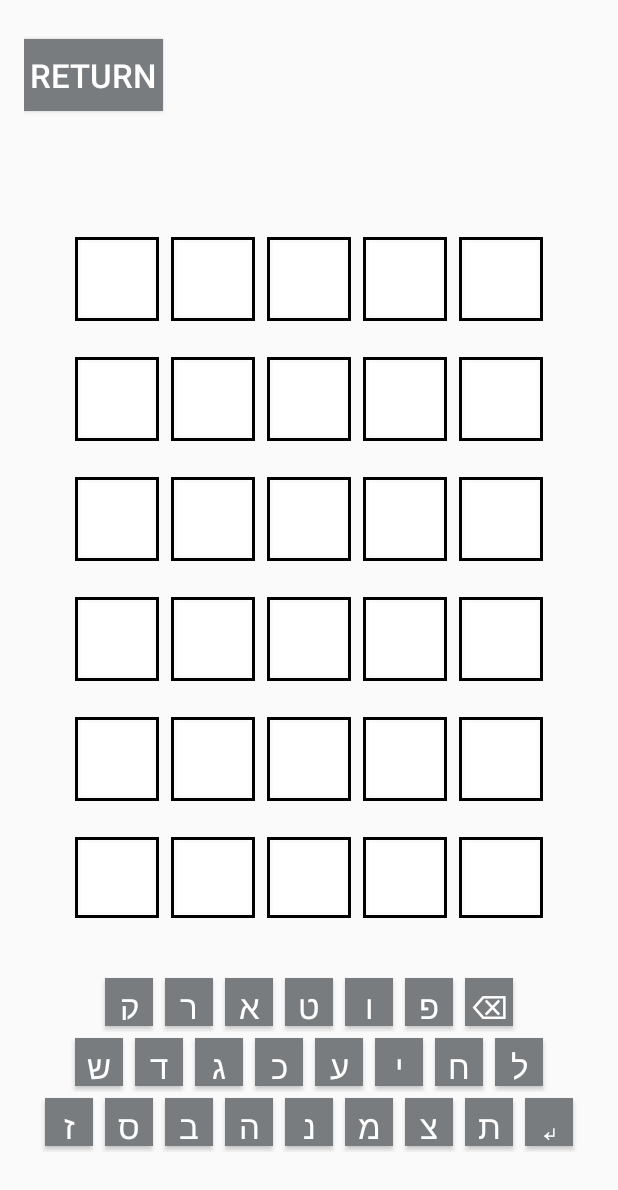
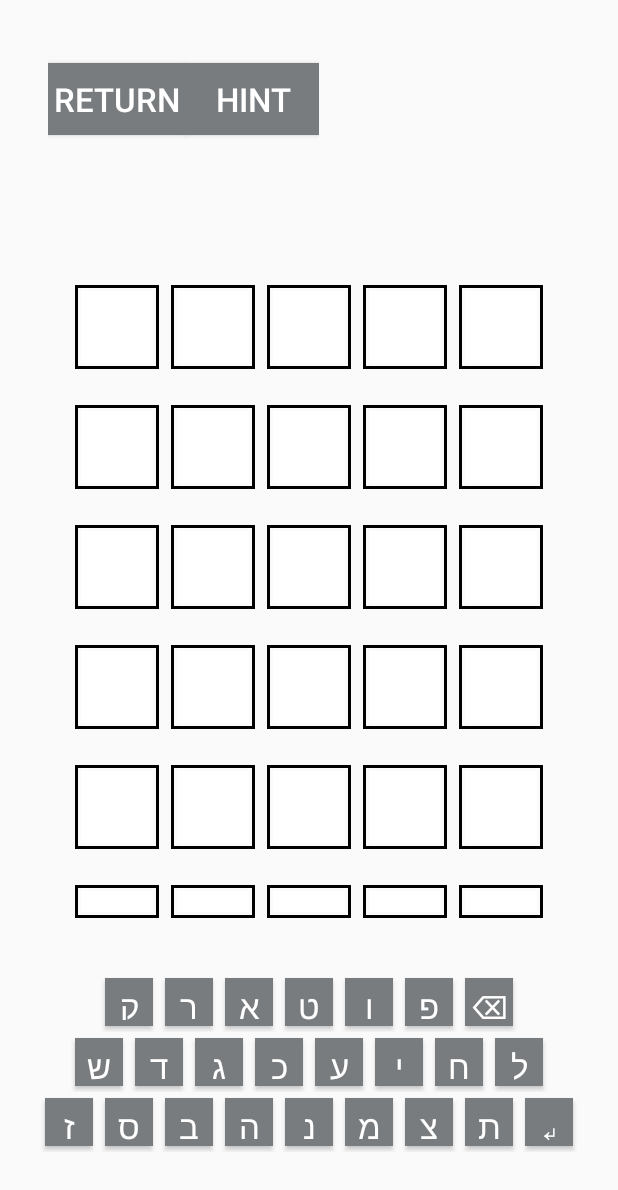
Before and after one commit to talhinski/wordleApp, an Android app: the GameActivity screen opened directly, with no data from a screen before it, on a phone screen of 412 x 824 dp. Shown: the top 1190 px of the screen. Run offline under Robolectric (Android 15) with nearby library versions, the phone set to English and light mode, and no system bars; our stand-ins replace Firebase (no records; nobody signed in at launch, a user with empty details on screens opened directly), data binding.

```diff
--- a/app/src/main/java/com/hinski/wordelapplication/GameActivity.java
+++ b/app/src/main/java/com/hinski/wordelapplication/GameActivity.java
@@ -6,9 +6,11 @@ import android.widget.Button;
 
 import androidx.appcompat.app.AppCompatActivity;
 import androidx.fragment.app.FragmentTransaction;
+import androidx.lifecycle.ViewModelProvider;
 
 import com.hinski.wordelapplication.view.GameBoardFragment;
 import com.hinski.wordelapplication.view.KeyboardFragment;
+import com.hinski.wordelapplication.viewmodel.GameViewModel;
 
 public class GameActivity extends AppCompatActivity {
 
@@ -21,6 +23,12 @@ public class GameActivity extends AppCompatActivity {
         returnButton.setOnClickListener(v -> {
             finish(); // return to the main game screen
         });
+        GameViewModel gameViewModel = new ViewModelProvider(this).get(GameViewModel.class);
+
+        Button hintButton = findViewById(R.id.btn_hint);
+        hintButton.setOnClickListener(v -> {
+            gameViewModel.getHint();
+        });
 
         if (savedInstanceState == null) {
             FragmentTransaction transaction = getSupportFragmentManager().beginTransaction();
--- a/app/src/main/res/layout/game_activity.xml
+++ b/app/src/main/res/layout/game_activity.xml
@@ -19,14 +19,30 @@
         android:layout_height="match_parent"
         android:padding="16dp">
 
+        <LinearLayout
+            android:layout_width="wrap_content"
+            android:layout_height="wrap_content"
+            android:layout_gravity="start"
+            android:orientation="horizontal"
+            android:gravity="center_horizontal"
+            android:padding="16dp"
+            >
             <Button
                 android:id="@+id/btn_return"
                 android:layout_width="wrap_content"
                 android:layout_height="wrap_content"
                 android:text="Return"
-                    android:layout_gravity="start"
                 android:layout_marginTop="10dp"
                 android:layout_marginBottom="8dp" />
+            <Button
+                android:layout_width="wrap_content"
+                android:layout_height="wrap_content"
+                android:text="Hint"
+                android:id="@+id/btn_hint"
+                android:layout_marginTop="10dp"
+                android:layout_marginBottom="8dp"/>
+        </LinearLayout>
+
 
 
         <FrameLayout
```
Also changed, not shown: app/build.gradle (+15 -0 lines), app/src/main/java/com/hinski/wordelapplication/MainScreenActivity.java (+7 -0 lines), app/src/main/java/com/hinski/wordelapplication/viewmodel/GameViewModel.java (+46 -1 lines). Lines whose indentation alone changed are shown as unchanged.
